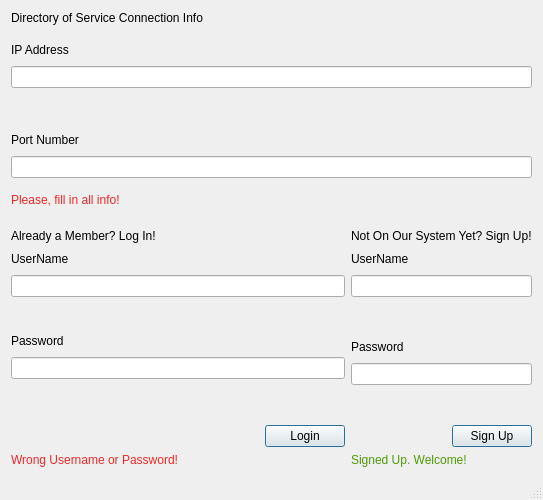
Qt form mainwindow.ui (hassan-kandil/DistImage) before a commit.
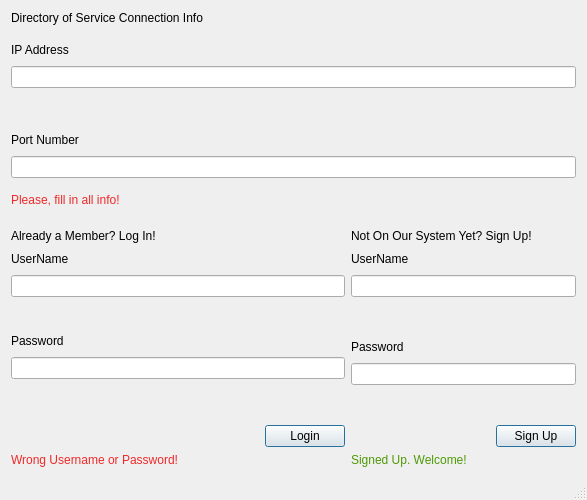
The same form after that commit.

Patch:
```diff
--- a/mainwindow.ui
+++ b/mainwindow.ui
@@ -6,7 +6,7 @@
    <rect>
     <x>0</x>
     <y>0</y>
-    <width>500</width>
+    <width>587</width>
     <height>500</height>
    </rect>
   </property>
```
